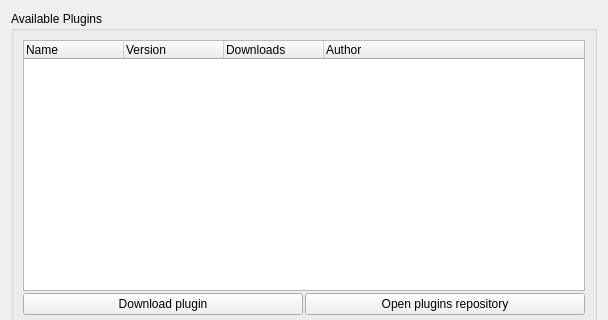
Qt form ui/options_plugins_download.ui (metabrainz/picard) before a commit; both pictures show x 0 to 608 and y 0 to 320 of the 608 by 474 pixel window.
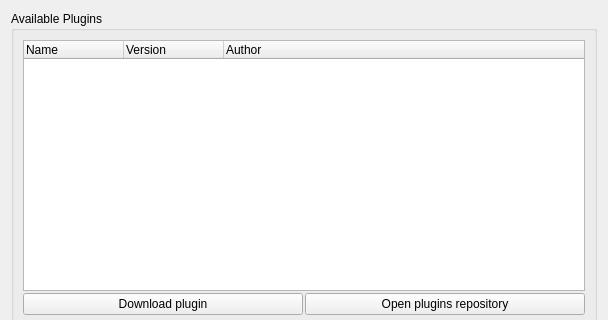
The same form after that commit.

Commit message: Remove 'Downloads' field, not anymore provided by plugins JSON API

```diff
--- a/ui/options_plugins_download.ui
+++ b/ui/options_plugins_download.ui
@@ -54,11 +54,6 @@
            <string>Version</string>
           </property>
          </column>
-         <column>
-          <property name="text">
-           <string>Downloads</string>
-          </property>
-         </column>
          <column>
           <property name="text">
            <string>Author</string>
```
The commit also changes 2 other files.
